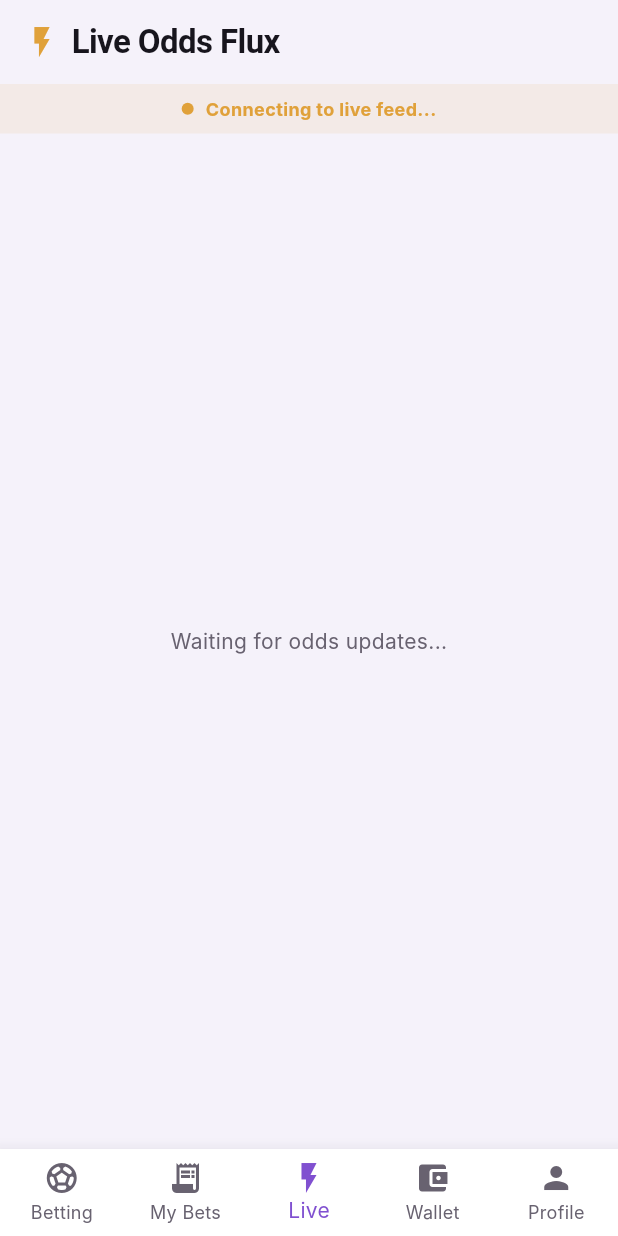
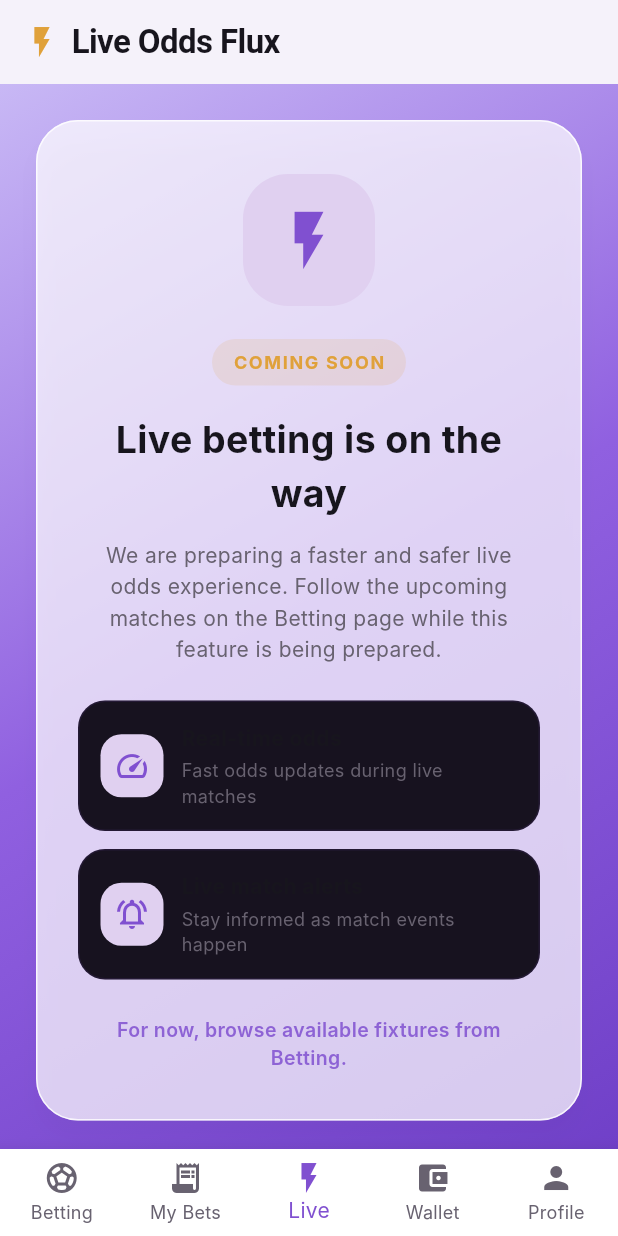
Before and after one commit to Nyi-Nyi-Zin/football-project, a Flutter app: the OddsScreen screen opened by its route, on a phone screen of 412 x 824 dp. Run offline on Flutter 3.47's test engine with Material 3 defaults, Android fonts, the phone set to English and light mode, and no system bars; our stand-ins replace dartz, dio, equatable, fl_chart, flutter_riverpod, flutter_secure_storage and 1 more; accounts and stored records are empty; network calls fail; Roboto replaces fonts that are missing (Inter).

Commit message:
fix: restore accumulators and add live coming soon state

```diff
--- a/frontend/lib/features/odds/presentation/screens/odds_screen.dart
+++ b/frontend/lib/features/odds/presentation/screens/odds_screen.dart
@@ -1,18 +1,12 @@
 import 'package:flutter/material.dart';
-import 'package:flutter_riverpod/flutter_riverpod.dart';
+
 import '../../../../core/theme/app_theme.dart';
-import '../providers/odds_provider.dart';
-import '../../domain/entities/odds_entity.dart';
 
-class OddsScreen extends ConsumerWidget {
+class OddsScreen extends StatelessWidget {
   const OddsScreen({super.key});
 
   @override
-  Widget build(BuildContext context, WidgetRef ref) {
-    // Listen to trigger WebSocket connection
-    final wsStream = ref.watch(liveOddsProvider);
-    final oddsMap = ref.watch(matchOddsStateProvider);
-
+  Widget build(BuildContext context) {
     return Scaffold(
       appBar: AppBar(
         title: const Row(
@@ -27,56 +21,161 @@ class OddsScreen extends ConsumerWidget {
           ],
         ),
       ),
-      body: Column(
-        children: [
-          // Connection status
-          Container(
-            padding: const EdgeInsets.symmetric(vertical: 8, horizontal: 16),
-            color: wsStream.isLoading
-                ? AppTheme.warningColor.withValues(alpha: 0.1)
-                : AppTheme.successColor.withValues(alpha: 0.1),
-            child: Row(
-              mainAxisAlignment: MainAxisAlignment.center,
+      body: Container(
+        width: double.infinity,
+        decoration: const BoxDecoration(gradient: AppTheme.primaryGradient),
+        child: SafeArea(
+          child: Center(
+            child: SingleChildScrollView(
+              padding: const EdgeInsets.all(24),
+              child: Card(
+                child: Padding(
+                  padding: const EdgeInsets.fromLTRB(28, 36, 28, 32),
+                  child: Column(
+                    mainAxisSize: MainAxisSize.min,
                     children: [
                       Container(
-                  width: 8,
-                  height: 8,
+                        width: 88,
+                        height: 88,
                         decoration: BoxDecoration(
-                    color: wsStream.isLoading ? AppTheme.warningColor : AppTheme.successColor,
-                    shape: BoxShape.circle,
+                          color: AppTheme.lavender,
+                          borderRadius: BorderRadius.circular(30),
+                        ),
+                        child: const Icon(
+                          Icons.flash_on,
+                          size: 46,
+                          color: AppTheme.primaryColor,
                         ),
                       ),
-                const SizedBox(width: 8),
-                Text(
-                  wsStream.isLoading ? 'Connecting to live feed...' : 'Live Feed Active',
+                      const SizedBox(height: 22),
+                      Container(
+                        padding: const EdgeInsets.symmetric(
+                          horizontal: 14,
+                          vertical: 7,
+                        ),
+                        decoration: BoxDecoration(
+                          color: AppTheme.warningColor.withValues(alpha: 0.14),
+                          borderRadius: BorderRadius.circular(999),
+                        ),
+                        child: const Text(
+                          'COMING SOON',
                           style: TextStyle(
-                    color: wsStream.isLoading ? AppTheme.warningColor : AppTheme.successColor,
+                            color: AppTheme.warningColor,
                             fontWeight: FontWeight.bold,
                             fontSize: 12,
+                            letterSpacing: 1.1,
+                          ),
+                        ),
+                      ),
+                      const SizedBox(height: 18),
+                      const Text(
+                        'Live betting is on the way',
+                        textAlign: TextAlign.center,
+                        style: TextStyle(
+                          color: AppTheme.textPrimary,
+                          fontSize: 25,
+                          fontWeight: FontWeight.bold,
+                        ),
+                      ),
+                      const SizedBox(height: 12),
+                      const Text(
+                        'We are preparing a faster and safer live odds experience. Follow the upcoming matches on the Betting page while this feature is being prepared.',
+                        textAlign: TextAlign.center,
+                        style: TextStyle(
+                          color: AppTheme.textSecondary,
+                          height: 1.5,
+                          fontSize: 14,
+                        ),
+                      ),
+                      const SizedBox(height: 24),
+                      const _ComingSoonFeature(
+                        icon: Icons.speed,
+                        title: 'Real-time odds',
+                        subtitle: 'Fast odds updates during live matches',
+                      ),
+                      const SizedBox(height: 12),
+                      const _ComingSoonFeature(
+                        icon: Icons.notifications_active_outlined,
+                        title: 'Live match alerts',
+                        subtitle: 'Stay informed as match events happen',
+                      ),
+                      const SizedBox(height: 24),
+                      Text(
+                        'For now, browse available fixtures from Betting.',
+                        textAlign: TextAlign.center,
+                        style: TextStyle(
+                          color: AppTheme.primaryColor.withValues(alpha: 0.85),
+                          fontWeight: FontWeight.w600,
+                          fontSize: 13,
                         ),
                       ),
                     ],
                   ),
                 ),
+              ),
+            ),
+          ),
+        ),
+      ),
+    );
+  }
+}
 
-          // Live Odds List
+class _ComingSoonFeature extends StatelessWidget {
+  final IconData icon;
+  final String title;
+  final String subtitle;
+
+  const _ComingSoonFeature({
+    required this.icon,
+    required this.title,
+    required this.subtitle,
+  });
+
+  @override
+  Widget build(BuildContext context) {
+    return Container(
+      width: double.infinity,
+      padding: const EdgeInsets.all(14),
+      decoration: BoxDecoration(
+        color: AppTheme.darkBg,
+        borderRadius: BorderRadius.circular(18),
+        border: Border.all(
+          color: AppTheme.primaryColor.withValues(alpha: 0.12),
+        ),
+      ),
+      child: Row(
+        children: [
+          Container(
+            width: 42,
+            height: 42,
+            decoration: BoxDecoration(
+              color: AppTheme.lavender,
+              borderRadius: BorderRadius.circular(14),
+            ),
+            child: Icon(icon, color: AppTheme.primaryColor),
+          ),
+          const SizedBox(width: 12),
           Expanded(
-            child: oddsMap.isEmpty
-                ? const Center(
-                    child: Text(
-                      'Waiting for odds updates...',
-                      style: TextStyle(color: AppTheme.textSecondary),
+            child: Column(
+              crossAxisAlignment: CrossAxisAlignment.start,
+              children: [
+                Text(
+                  title,
+                  style: const TextStyle(
+                    fontWeight: FontWeight.bold,
+                    color: AppTheme.textPrimary,
                   ),
-                  )
-                : ListView.builder(
-                    padding: const EdgeInsets.all(16),
-                    itemCount: oddsMap.length,
-                    itemBuilder: (context, index) {
-                      final matchId = oddsMap.keys.elementAt(index);
-                      final odds = oddsMap[matchId]!;
-
-                      return _LiveOddsCard(odds: odds);
-                    },
+                ),
+                const SizedBox(height: 3),
+                Text(
+                  subtitle,
+                  style: const TextStyle(
+                    color: AppTheme.textSecondary,
+                    fontSize: 12,
+                  ),
+                ),
+              ],
             ),
           ),
         ],
@@ -84,82 +183,3 @@ class OddsScreen extends ConsumerWidget {
     );
   }
 }
-
-class _LiveOddsCard extends StatelessWidget {
-  final OddsUpdateEvent odds;
-
-  const _LiveOddsCard({required this.odds});
-
-  @override
-  Widget build(BuildContext context) {
-    return Card(
-      margin: const EdgeInsets.only(bottom: 12),
-      child: Padding(
-        padding: const EdgeInsets.all(16),
-        child: Column(
-          crossAxisAlignment: CrossAxisAlignment.start,
-          children: [
-            Row(
-              children: [
-                const Icon(Icons.sports_soccer, color: AppTheme.primaryColor, size: 16),
-                const SizedBox(width: 8),
-                Text(
-                  'Match ID: ${odds.matchId.substring(0, 8)}...',
-                  style: const TextStyle(
-                    color: AppTheme.textSecondary,
-                    fontSize: 12,
-                  ),
-                ),
-                const Spacer(),
-                const Icon(Icons.live_tv, color: AppTheme.errorColor, size: 16),
-              ],
-            ),
-            const SizedBox(height: 16),
-            Row(
-              mainAxisAlignment: MainAxisAlignment.spaceAround,
-              children: [
-                _buildOddBox('HOME', odds.homeOdds),
-                if (odds.drawOdds != null) _buildOddBox('DRAW', odds.drawOdds!),
-                _buildOddBox('AWAY', odds.awayOdds),
-              ],
-            ),
-          ],
-        ),
-      ),
-    );
-  }
-
-  Widget _buildOddBox(String label, double oddValue) {
-    return Column(
-      children: [
-        Text(
-          label,
-          style: const TextStyle(
-            color: AppTheme.textMuted,
-            fontSize: 11,
-            fontWeight: FontWeight.bold,
-          ),
-        ),
-        const SizedBox(height: 4),
-        Container(
-          padding: const EdgeInsets.symmetric(horizontal: 16, vertical: 8),
-          decoration: BoxDecoration(
-            color: AppTheme.darkBg,
-            borderRadius: BorderRadius.circular(8),
-            border: Border.all(
-              color: AppTheme.primaryColor.withValues(alpha: 0.3),
-            ),
-          ),
-          child: Text(
-            oddValue.toStringAsFixed(2),
-            style: const TextStyle(
-              color: AppTheme.primaryColor,
-              fontWeight: FontWeight.bold,
-              fontSize: 16,
-            ),
-          ),
-        )
-      ],
-    );
-  }
-}
```
Also changed, not shown: frontend/lib/features/betting/presentation/screens/my_bets_screen.dart (+87 -8 lines), 1 other file. Lines whose indentation alone changed are shown as unchanged.
